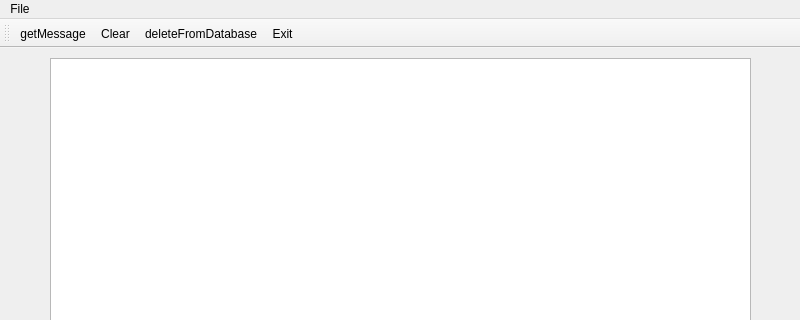
Qt form Client/mainwindow.ui (maxsdrv/Messenger) before a commit; both pictures show x 0 to 800 and y 0 to 320 of the 800 by 600 pixel window.
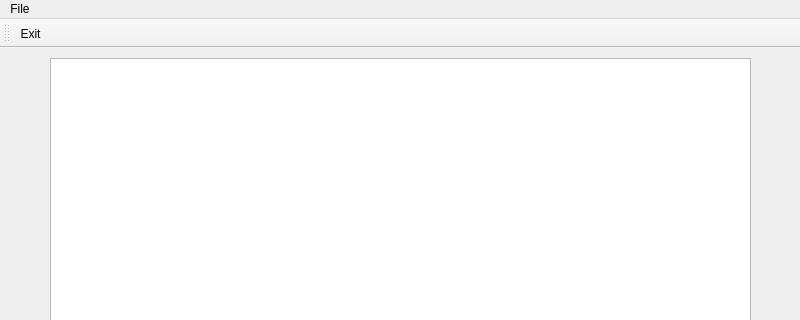
The same form after that commit.

The edit to the form file:
```diff
--- a/Client/mainwindow.ui
+++ b/Client/mainwindow.ui
@@ -54,31 +54,13 @@
    <attribute name="toolBarBreak">
     <bool>false</bool>
    </attribute>
-   <addaction name="actiongetMessage"/>
-   <addaction name="actionClear"/>
-   <addaction name="actiondeleteFromDatabase"/>
    <addaction name="actionExit"/>
   </widget>
-  <action name="actionClear">
-   <property name="text">
-    <string>Clear</string>
-   </property>
-  </action>
   <action name="actionExit">
    <property name="text">
     <string>Exit</string>
    </property>
   </action>
-  <action name="actiongetMessage">
-   <property name="text">
-    <string>getMessage</string>
-   </property>
-  </action>
-  <action name="actiondeleteFromDatabase">
-   <property name="text">
-    <string>deleteFromDatabase</string>
-   </property>
-  </action>
  </widget>
  <resources/>
  <connections/>
```
Left out of the diff: 1 changed line with no effect on the pictures.
